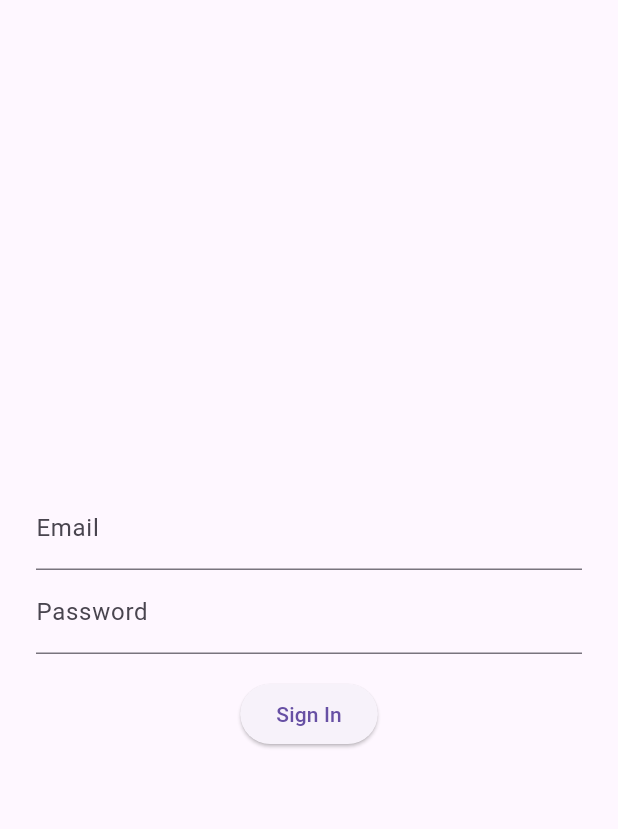
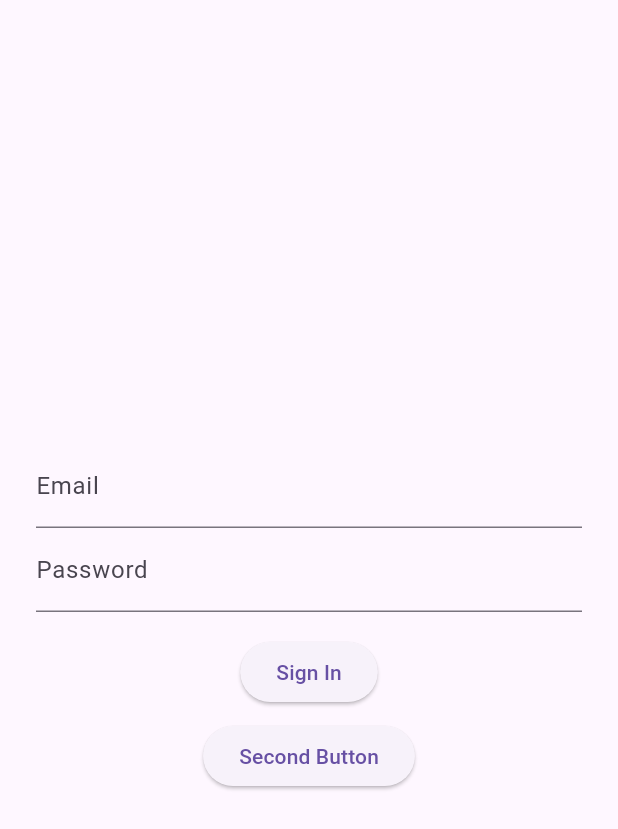
Before and after one commit to kehsaram/login, a Flutter app: the screen it shows after launch, on a phone screen of 412 x 824 dp. Shown: the top 829 px of the screen. Run offline on Flutter 3.47's test engine with Material 3 defaults, Android fonts, the phone set to English and light mode, and no system bars; our stand-ins replace firebase_auth, firebase_core; accounts and stored records are empty.

Commit message:
new button

```diff
--- a/lib/main.dart
+++ b/lib/main.dart
@@ -1,7 +1,7 @@
 import 'package:flutter/material.dart';
 import 'package:firebase_core/firebase_core.dart';
 import 'package:firebase_auth/firebase_auth.dart';
-
+// dded now button
 void main() async {
   WidgetsFlutterBinding.ensureInitialized();
   await Firebase.initializeApp();
@@ -70,6 +70,15 @@ class _AuthPageState extends State<AuthPage> {
                 onPressed: signIn,
                 child: const Text('Sign In'),
               ),
+              const SizedBox(height: 8),
+              ElevatedButton(
+                onPressed: () {
+                  setState(() {
+                    error = 'Second button pressed!';
+                  });
+                },
+                child: const Text('Second Button'),
+              ),
               if (error.isNotEmpty) ...[
                 const SizedBox(height: 16),
                 Text(error, style: const TextStyle(color: Colors.red)),
```
